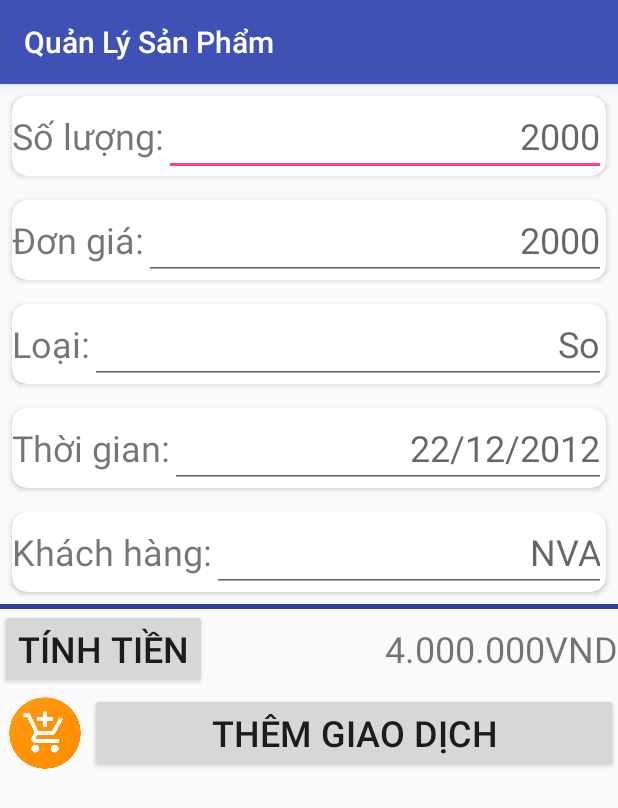
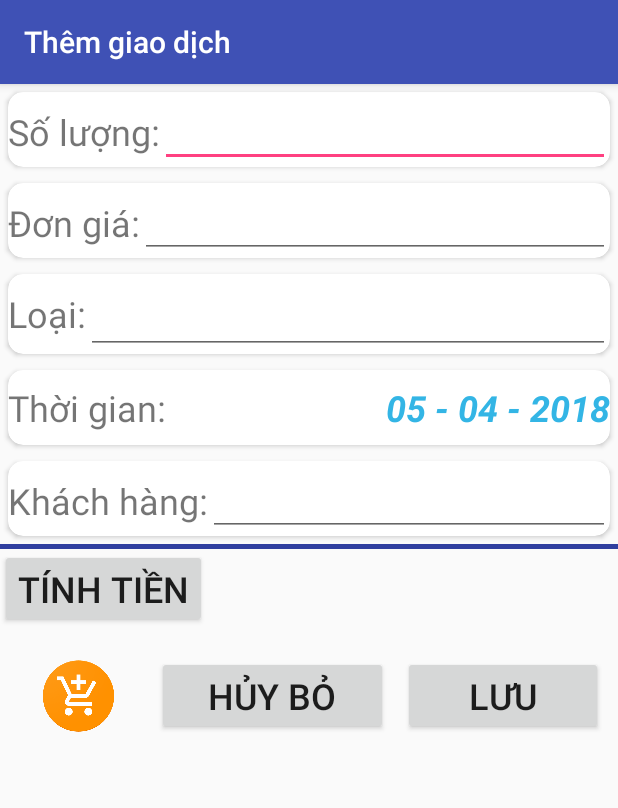
Before and after one commit to TranTanDong/QLSP_TrungVit, an Android app: the AddGiaoDich screen opened directly, with no data from a screen before it, on a phone screen of 412 x 824 dp. Shown: the top 808 px of the screen. Run offline under Robolectric (Android 15) with nearby library versions, the phone set to English and light mode, and no system bars.

```diff
--- a/app/src/main/AndroidManifest.xml
+++ b/app/src/main/AndroidManifest.xml
@@ -29,7 +29,10 @@
         <activity
             android:name=".AddKhachHang"
             android:label="@string/app_addkhachhang" />
-        <activity android:name=".AddGiaoDich"></activity>
+        <activity android:name=".AddGiaoDich"
+            android:label="@string/app_addgiaodich">
+
+        </activity>
     </application>
 
 </manifest>
--- a/app/src/main/java/com/example/woo/qlsp_trungvit/AddGiaoDich.java
+++ b/app/src/main/java/com/example/woo/qlsp_trungvit/AddGiaoDich.java
@@ -1,13 +1,105 @@
 package com.example.woo.qlsp_trungvit;
 
+import android.app.DatePickerDialog;
+import android.os.Build;
+import android.support.annotation.RequiresApi;
 import android.support.v7.app.AppCompatActivity;
 import android.os.Bundle;
+import android.text.TextUtils;
+import android.view.View;
+import android.widget.Button;
+import android.widget.DatePicker;
+import android.widget.EditText;
+import android.widget.TextView;
+import android.widget.Toast;
 
+import java.text.DecimalFormat;
+import java.text.SimpleDateFormat;
+import java.util.Calendar;
+
+@RequiresApi(api = Build.VERSION_CODES.N)
 public class AddGiaoDich extends AppCompatActivity {
+
+    TextView tv_tinhTien, tv_thoiGian;
+    EditText et_soLuong, et_donGia;
+    Button btn_luuGiaDich, btn_huyGiaoDich, btn_tinhTien;
+
+    Calendar calendar = Calendar.getInstance();
+    SimpleDateFormat sdf = new SimpleDateFormat("dd - MM - yyyy");
+    DecimalFormat dcf = new DecimalFormat("#,###,###");
 
     @Override
     protected void onCreate(Bundle savedInstanceState) {
         super.onCreate(savedInstanceState);
         setContentView(R.layout.activity_add_giao_dich);
+        addControls();
+        addEvents();
+    }
+
+    private void addControls() {
+        tv_tinhTien = findViewById(R.id.tv_tinhTien);
+        et_soLuong = findViewById(R.id.et_soLuong);
+        et_donGia = findViewById(R.id.et_donGia);
+        tv_thoiGian = findViewById(R.id.tv_thoiGian);
+        btn_tinhTien = findViewById(R.id.btn_tinhTien);
+        btn_huyGiaoDich = findViewById(R.id.btn_huyGiaoDich);
+        btn_luuGiaDich = findViewById(R.id.btn_luuGiaoDich);
+
+        //Set et_thoiGian
+        tv_thoiGian.setText(sdf.format(calendar.getTime()));
+    }
+
+    private void addEvents() {
+        //Xử lý thời gian
+        tv_thoiGian.setOnClickListener(new View.OnClickListener() {
+            @Override
+            public void onClick(View view) {
+                xuLyThoiGian();
+            }
+        });
+
+        //Xử lý tính tiền
+        btn_tinhTien.setOnClickListener(new View.OnClickListener() {
+            @Override
+            public void onClick(View view) {
+                xuLyTinhTien();
+            }
+        });
+    }
+
+    private void xuLyTinhTien() {
+        if (TextUtils.isEmpty(et_soLuong.getText())){
+            Toast.makeText(this, "Hãy nhập Số lượng!!!", Toast.LENGTH_LONG).show();
+        }else if (TextUtils.isEmpty(et_donGia.getText())){
+            Toast.makeText(this, "Hãy nhập Đơn giá!!!", Toast.LENGTH_LONG).show();
+        }else {
+            int s = 0, donGia, soLuong;
+            donGia = Integer.parseInt(et_donGia.getText().toString());
+            soLuong = Integer.parseInt(et_soLuong.getText().toString());
+            s = soLuong*donGia;
+            tv_tinhTien.setText(dcf.format(s)+"đ  ");
+        }
+    }
+
+    //Xử lý thời gian
+    private void xuLyThoiGian() {
+        DatePickerDialog.OnDateSetListener callback=new DatePickerDialog.OnDateSetListener() {
+            @Override
+            public void onDateSet(DatePicker view, int year, int month, int dayOfMonth) {
+                calendar.set(calendar.YEAR, year);
+                calendar.set(calendar.MONTH, month);
+                calendar.set(calendar.DAY_OF_MONTH, dayOfMonth);
+                tv_thoiGian.setText(sdf.format(calendar.getTime()));
+            }
+        };
+
+        DatePickerDialog datePickerDialog=new DatePickerDialog(
+                AddGiaoDich.this,
+                callback,
+                calendar.get(calendar.YEAR),
+                calendar.get(calendar.MONTH),
+                calendar.get(calendar.DAY_OF_MONTH)
+        );
+        datePickerDialog.show();
     }
 }
--- a/app/src/main/res/layout/activity_add_giao_dich.xml
+++ b/app/src/main/res/layout/activity_add_giao_dich.xml
@@ -11,11 +11,11 @@
         android:layout_width="match_parent"
         android:layout_height="wrap_content"
         app:cardCornerRadius="10dp"
-        android:layout_margin="8dp">
+        android:layout_margin="5dp">
 
         <LinearLayout
             android:layout_width="match_parent"
-            android:layout_height="wrap_content"
+            android:layout_height="50dp"
             android:orientation="horizontal">
 
             <TextView
@@ -25,12 +25,14 @@
                 android:textSize="24dp"/>
 
             <EditText
+                android:id="@+id/et_soLuong"
                 android:layout_width="match_parent"
                 android:layout_height="wrap_content"
+                android:gravity="right"
                 android:inputType="number"
-                android:gravity="right"
-                android:hint="2000"
-                android:textSize="24dp"/>
+                android:textColor="@android:color/holo_blue_light"
+                android:textSize="24dp"
+                android:textStyle="bold|italic" />
 
         </LinearLayout>
 
@@ -40,11 +42,11 @@
         android:layout_width="match_parent"
         android:layout_height="wrap_content"
         app:cardCornerRadius="10dp"
-        android:layout_margin="8dp">
+        android:layout_margin="5dp">
 
         <LinearLayout
             android:layout_width="match_parent"
-            android:layout_height="wrap_content"
+            android:layout_height="50dp"
             android:orientation="horizontal">
 
             <TextView
@@ -54,12 +56,14 @@
                 android:textSize="24dp"/>
 
             <EditText
+                android:id="@+id/et_donGia"
                 android:layout_width="match_parent"
                 android:layout_height="wrap_content"
+                android:gravity="right"
                 android:inputType="number"
-                android:gravity="right"
-                android:hint="2000"
-                android:textSize="24dp"/>
+                android:textColor="@android:color/holo_blue_light"
+                android:textSize="24dp"
+                android:textStyle="bold|italic" />
 
         </LinearLayout>
 
@@ -69,7 +73,7 @@
         android:layout_width="match_parent"
         android:layout_height="wrap_content"
         app:cardCornerRadius="10dp"
-        android:layout_margin="8dp">
+        android:layout_margin="5dp">
 
         <LinearLayout
             android:layout_width="match_parent"
@@ -78,17 +82,18 @@
 
             <TextView
                 android:layout_width="wrap_content"
-                android:layout_height="wrap_content"
+                android:layout_height="50dp"
                 android:text="Loại:"
                 android:textSize="24dp"/>
 
             <EditText
+                android:id="@+id/et_loai"
                 android:layout_width="match_parent"
                 android:layout_height="wrap_content"
-                android:inputType="number"
                 android:gravity="right"
-                android:hint="So"
-                android:textSize="24dp"/>
+                android:textColor="@android:color/holo_blue_light"
+                android:textSize="24dp"
+                android:textStyle="bold|italic" />
 
         </LinearLayout>
 
@@ -98,26 +103,29 @@
         android:layout_width="match_parent"
         android:layout_height="wrap_content"
         app:cardCornerRadius="10dp"
-        android:layout_margin="8dp">
+        android:layout_margin="5dp">
 
         <LinearLayout
             android:layout_width="match_parent"
-            android:layout_height="wrap_content"
+            android:layout_height="50dp"
             android:orientation="horizontal">
 
             <TextView
                 android:layout_width="wrap_content"
                 android:layout_height="wrap_content"
+                android:layout_gravity="center"
                 android:text="Thời gian:"
                 android:textSize="24dp"/>
 
-            <EditText
+            <TextView
+                android:id="@+id/tv_thoiGian"
                 android:layout_width="match_parent"
                 android:layout_height="wrap_content"
-                android:inputType="number"
+                android:layout_gravity="center"
                 android:gravity="right"
-                android:hint="22/12/2012"
-                android:textSize="24dp"/>
+                android:textColor="@android:color/holo_blue_light"
+                android:textSize="24dp"
+                android:textStyle="bold|italic" />
 
         </LinearLayout>
 
@@ -127,11 +135,11 @@
         android:layout_width="match_parent"
         android:layout_height="wrap_content"
         app:cardCornerRadius="10dp"
-        android:layout_margin="8dp">
+        android:layout_margin="5dp">
 
         <LinearLayout
             android:layout_width="match_parent"
-            android:layout_height="wrap_content"
+            android:layout_height="50dp"
             android:orientation="horizontal">
 
             <TextView
@@ -141,12 +149,13 @@
                 android:textSize="24dp"/>
 
             <EditText
+                android:id="@+id/et_khachHang"
                 android:layout_width="match_parent"
                 android:layout_height="wrap_content"
-                android:inputType="number"
                 android:gravity="right"
-                android:hint="NVA"
-                android:textSize="24dp"/>
+                android:textColor="@android:color/holo_blue_light"
+                android:textSize="24dp"
+                android:textStyle="bold|italic" />
 
         </LinearLayout>
 
@@ -163,36 +172,56 @@
         android:orientation="horizontal">
 
         <Button
+            android:id="@+id/btn_tinhTien"
             android:layout_width="wrap_content"
             android:layout_height="wrap_content"
             android:text="TÍNH TIỀN"
             android:textSize="24dp" />
 
         <TextView
+            android:id="@+id/tv_tinhTien"
             android:layout_width="match_parent"
             android:layout_height="wrap_content"
-            android:text="4.000.000VND"
+            android:gravity="right"
+            android:textColor="@android:color/holo_blue_light"
             android:textSize="24dp"
-            android:gravity="right"/>
+            android:textStyle="bold|italic" />
 
     </LinearLayout>
 
     <LinearLayout
         android:layout_width="match_parent"
         android:layout_height="wrap_content"
-        android:orientation="horizontal">
+        android:orientation="horizontal"
+        android:layout_marginTop="15dp"
+        android:weightSum="3">
 
         <ImageView
+            android:id="@+id/img_loaiGiaoDich"
             android:layout_width="60dp"
             android:layout_height="60dp"
+            android:layout_weight="1"
             android:src="@drawable/ic_muavao"/>
 
         <Button
-            android:layout_width="match_parent"
+            android:id="@+id/btn_huyGiaoDich"
+            android:layout_width="wrap_content"
             android:layout_height="wrap_content"
-            android:text="THÊM GIAO DỊCH"
+            android:layout_weight="1"
+            android:layout_gravity="center_vertical"
             android:textSize="24dp"
-            android:layout_gravity="center_vertical"/>
+            android:text="HỦY BỎ"
+            android:layout_marginRight="10dp"/>
+
+        <Button
+            android:id="@+id/btn_luuGiaoDich"
+            android:layout_width="wrap_content"
+            android:layout_height="wrap_content"
+            android:layout_weight="1"
+            android:layout_marginRight="10dp"
+            android:text="LƯU"
+            android:textSize="24dp"
+            android:layout_gravity="center_vertical" />
 
     </LinearLayout>
 
--- a/app/src/main/res/values/strings.xml
+++ b/app/src/main/res/values/strings.xml
@@ -3,4 +3,5 @@
     <string name="app_mua">Danh Sách Mua Vào</string>
     <string name="app_khachhang">Danh Sách Khách Hàng</string>
     <string name="app_addkhachhang">Thêm khách hàng</string>
+    <string name="app_addgiaodich">Thêm giao dịch</string>
 </resources>
```
Also changed, not shown: app/src/main/java/com/example/woo/qlsp_trungvit/Adapter/KhachHangAdapter.java (+53 -94 lines), app/src/main/java/com/example/woo/qlsp_trungvit/Holder/KhachHangViewHolder.java (deleted, +0 -30 lines), app/src/main/java/com/example/woo/qlsp_trungvit/Holder/LoadingViewHolder.java (deleted, +0 -20 lines), app/src/main/java/com/example/woo/qlsp_trungvit/Interface/IKhachHang.java (added, +10 -0 lines), app/src/main/java/com/example/woo/qlsp_trungvit/Interface/OnLoadMoreListener.java (deleted, +0 -9 lines), app/src/main/java/com/example/woo/qlsp_trungvit/KhachHang.java (+31 -4 lines), app/src/main/res/layout/item_khachhang.xml (+17 -0 lines), app/src/main/res/layout/loadingitem.xml (deleted, +0 -13 lines).
